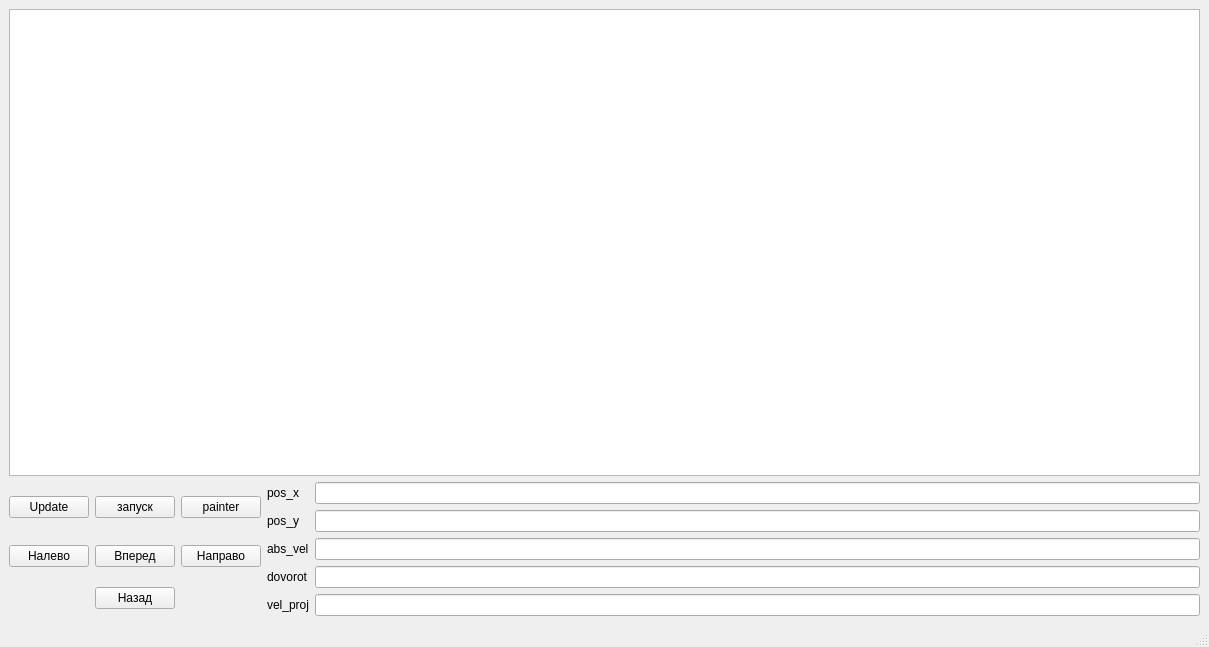
Before: the Qt Designer form mainwindow.ui in Polliakoff/Collabreequeue-2-rep, drawn with Qt 5.
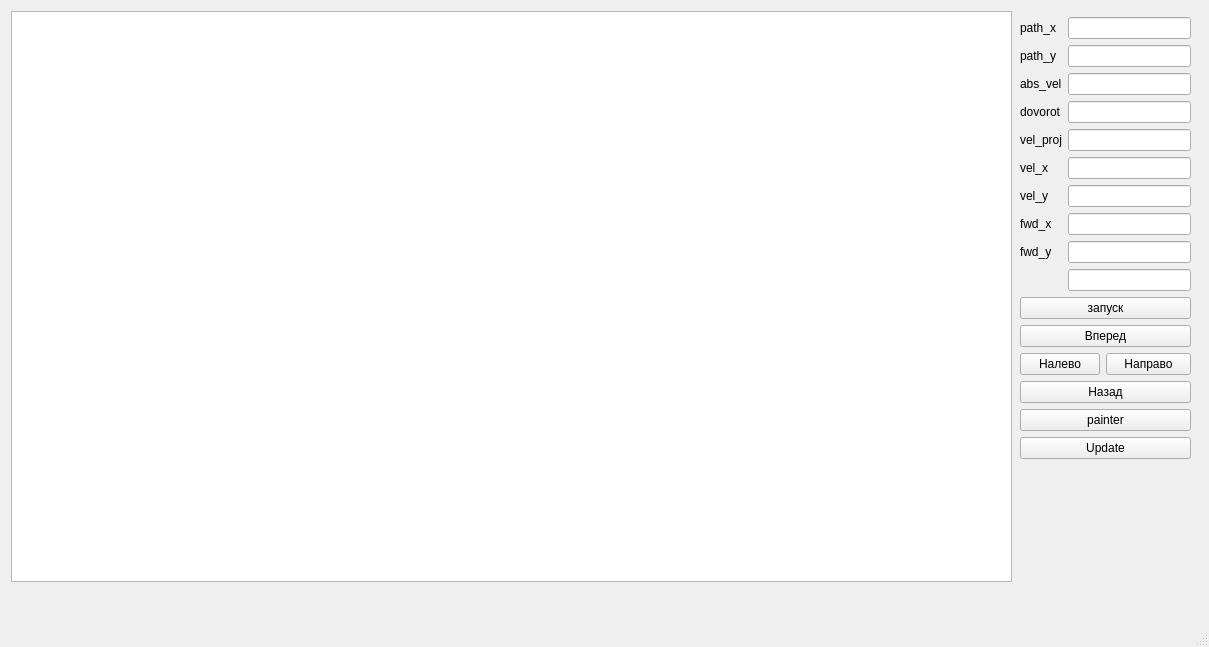
After: the same form once the commit is applied.

The edit to the form file:
```diff
--- a/mainwindow.ui
+++ b/mainwindow.ui
@@ -14,20 +14,30 @@
    <string>MainWindow</string>
   </property>
   <widget class="QWidget" name="centralwidget">
-   <layout class="QGridLayout" name="gridLayout_2">
-    <item row="1" column="1">
-     <widget class="QPushButton" name="pushButton">
-      <property name="text">
-       <string>запуск</string>
-      </property>
-     </widget>
-    </item>
-    <item row="1" column="3" rowspan="3">
+   <widget class="QGraphicsView" name="graphicsView">
+    <property name="geometry">
+     <rect>
+      <x>11</x>
+      <y>11</y>
+      <width>1001</width>
+      <height>571</height>
+     </rect>
+    </property>
+   </widget>
+   <widget class="QWidget" name="">
+    <property name="geometry">
+     <rect>
+      <x>1020</x>
+      <y>17</y>
+      <width>171</width>
+      <height>499</height>
+     </rect>
+    </property>
      <layout class="QGridLayout" name="gridLayout">
       <item row="0" column="0">
        <widget class="QLabel" name="label">
         <property name="text">
-         <string>pos_x</string>
+        <string>path_x</string>
         </property>
        </widget>
       </item>
@@ -37,7 +47,7 @@
       <item row="1" column="0">
        <widget class="QLabel" name="label_2">
         <property name="text">
-         <string>pos_y</string>
+        <string>path_y</string>
         </property>
        </widget>
       </item>
@@ -74,54 +84,104 @@
       <item row="4" column="1">
        <widget class="QLineEdit" name="lineEdit_5"/>
       </item>
-     </layout>
-    </item>
-    <item row="2" column="1">
+     <item row="5" column="0">
+      <widget class="QLabel" name="label_7">
+       <property name="text">
+        <string>vel_x</string>
+       </property>
+      </widget>
+     </item>
+     <item row="5" column="1">
+      <widget class="QLineEdit" name="lineEdit_6"/>
+     </item>
+     <item row="6" column="0">
+      <widget class="QLabel" name="label_6">
+       <property name="text">
+        <string>vel_y</string>
+       </property>
+      </widget>
+     </item>
+     <item row="6" column="1">
+      <widget class="QLineEdit" name="lineEdit_7"/>
+     </item>
+     <item row="7" column="1">
+      <widget class="QLineEdit" name="lineEdit_8"/>
+     </item>
+     <item row="8" column="1">
+      <widget class="QLineEdit" name="lineEdit_9"/>
+     </item>
+     <item row="9" column="1">
+      <widget class="QLineEdit" name="lineEdit_10"/>
+     </item>
+     <item row="10" column="0" colspan="2">
+      <layout class="QFormLayout" name="formLayout">
+       <item row="0" column="0" colspan="2">
+        <widget class="QPushButton" name="pushButton">
+         <property name="text">
+          <string>запуск</string>
+         </property>
+        </widget>
+       </item>
+       <item row="1" column="0" colspan="2">
      <widget class="QPushButton" name="pushButton_2">
       <property name="text">
        <string>Вперед</string>
       </property>
      </widget>
     </item>
-    <item row="3" column="1">
-     <widget class="QPushButton" name="pushButton_3">
+       <item row="2" column="0">
+        <widget class="QPushButton" name="pushButton_4">
       <property name="text">
-       <string>Назад</string>
+          <string>Налево</string>
       </property>
      </widget>
     </item>
-    <item row="0" column="0" colspan="4">
-     <widget class="QGraphicsView" name="graphicsView"/>
-    </item>
-    <item row="2" column="2">
+       <item row="2" column="1">
      <widget class="QPushButton" name="pushButton_5">
       <property name="text">
        <string>Направо</string>
       </property>
      </widget>
     </item>
-    <item row="1" column="2">
+       <item row="3" column="0" colspan="2">
+        <widget class="QPushButton" name="pushButton_3">
+         <property name="text">
+          <string>Назад</string>
+         </property>
+        </widget>
+       </item>
+       <item row="4" column="0" colspan="2">
      <widget class="QPushButton" name="pushButton_6">
       <property name="text">
        <string>painter</string>
       </property>
      </widget>
     </item>
-    <item row="1" column="0">
+       <item row="5" column="0" colspan="2">
      <widget class="QPushButton" name="pushButton_7">
       <property name="text">
        <string>Update</string>
       </property>
      </widget>
     </item>
-    <item row="2" column="0">
-     <widget class="QPushButton" name="pushButton_4">
+      </layout>
+     </item>
+     <item row="7" column="0">
+      <widget class="QLabel" name="label_8">
       <property name="text">
-       <string>Налево</string>
+        <string>fwd_x</string>
       </property>
      </widget>
     </item>
-   </layout>
+     <item row="8" column="0">
+      <widget class="QLabel" name="label_9">
+       <property name="text">
+        <string>fwd_y</string>
+       </property>
+      </widget>
+     </item>
+    </layout>
+   </widget>
   </widget>
   <widget class="QMenuBar" name="menubar">
    <property name="geometry">
```
Lines whose indentation alone changed are shown as unchanged.
